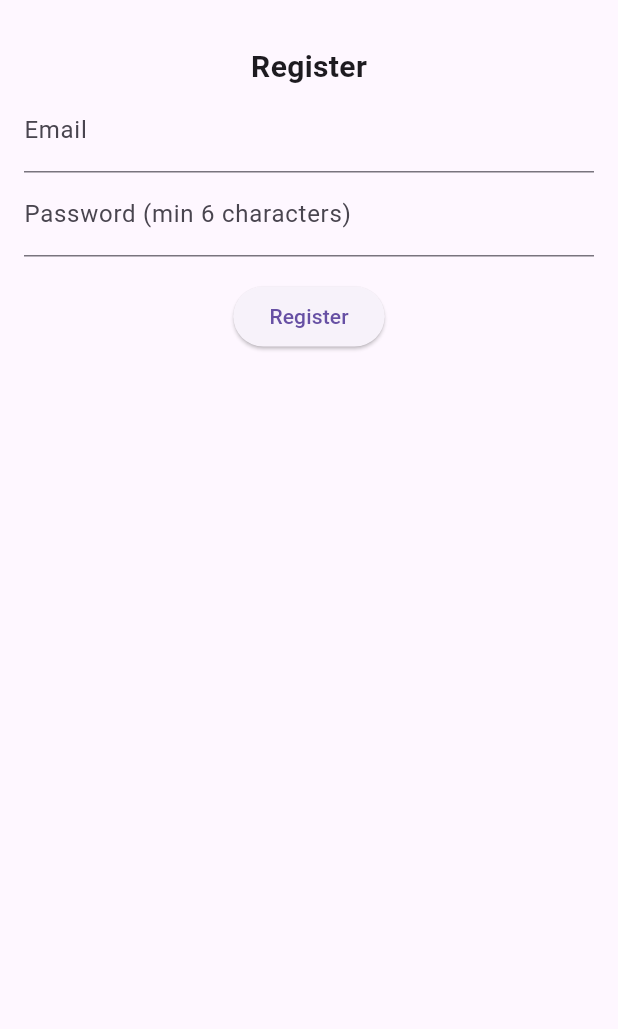
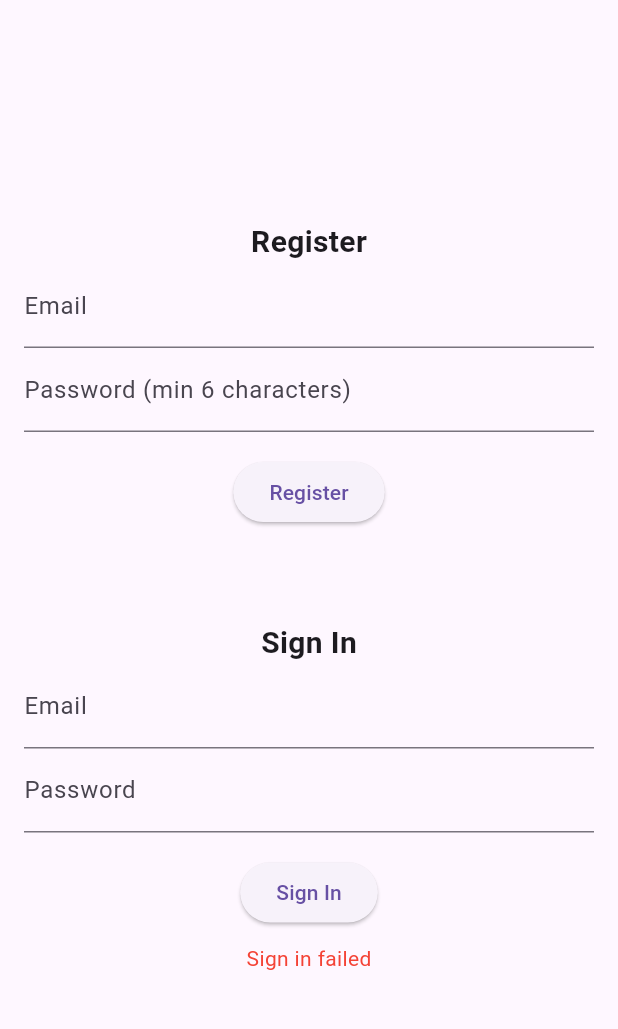
Before and after one commit to grawlings1/icw13, a Flutter app: the screen it shows after launch, on a phone screen of 412 x 824 dp, the part 63-1092 px from its top. Run offline on Flutter 3.47's test engine with Material 3 defaults, Android fonts, the phone set to English and light mode, and no system bars; our stand-ins replace firebase_auth, firebase_core; accounts and stored records are empty; generated files the repository leaves out were written again.

Commit message:
sign in feature

```diff
--- a/lib/main.dart
+++ b/lib/main.dart
@@ -23,18 +23,34 @@
   }
 }
 
-class MyHomePage extends StatelessWidget {
+class MyHomePage extends StatefulWidget {
   final String title;
   const MyHomePage({Key? key, required this.title}) : super(key: key);
+
+  @override
+  _MyHomePageState createState() => _MyHomePageState();
+}
+
+class _MyHomePageState extends State<MyHomePage> {
+  final FirebaseAuth _auth = FirebaseAuth.instance;
 
   @override
   Widget build(BuildContext context) {
     return Scaffold(
       appBar: AppBar(
-        title: Text(title),
+        title: Text(widget.title),
       ),
       body: Center(
-        child: RegisterEmailSection(auth: FirebaseAuth.instance),
+        child: SingleChildScrollView(
+          child: Column(
+            mainAxisAlignment: MainAxisAlignment.center,
+            children: [
+              RegisterEmailSection(auth: _auth),
+              SizedBox(height: 20),
+              EmailPasswordForm(auth: _auth),
+            ],
+          ),
+        ),
       ),
     );
   }
@@ -135,3 +151,93 @@
     );
   }
 }
+
+class EmailPasswordForm extends StatefulWidget {
+  final FirebaseAuth auth;
+  const EmailPasswordForm({Key? key, required this.auth}) : super(key: key);
+
+  @override
+  _EmailPasswordFormState createState() => _EmailPasswordFormState();
+}
+
+class _EmailPasswordFormState extends State<EmailPasswordForm> {
+  final _formKey = GlobalKey<FormState>();
+  final TextEditingController _emailController = TextEditingController();
+  final TextEditingController _passwordController = TextEditingController();
+  bool _success = false;
+  String _userEmail = '';
+
+  void _signIn() async {
+    try {
+      await widget.auth.signInWithEmailAndPassword(
+        email: _emailController.text.trim(),
+        password: _passwordController.text.trim(),
+      );
+      setState(() {
+        _success = true;
+        _userEmail = _emailController.text.trim();
+      });
+    } on FirebaseAuthException catch (e) {
+      setState(() {
+        _success = false;
+      });
+      ScaffoldMessenger.of(context).showSnackBar(
+        SnackBar(content: Text('Sign in failed: ${e.message}')),
+      );
+      print('Sign in error: ${e.code} - ${e.message}');
+    }
+  }
+
+  @override
+  Widget build(BuildContext context) {
+    return Form(
+      key: _formKey,
+      child: Padding(
+        padding: EdgeInsets.all(16.0),
+        child: Column(
+          children: [
+            Text(
+              'Sign In',
+              style: TextStyle(fontSize: 20, fontWeight: FontWeight.bold),
+            ),
+            TextFormField(
+              controller: _emailController,
+              decoration: InputDecoration(labelText: 'Email'),
+              validator: (value) {
+                if (value == null || value.isEmpty)
+                  return 'Please enter an email';
+                if (!value.contains('@'))
+                  return 'Enter a valid email';
+                return null;
+              },
+            ),
+            TextFormField(
+              controller: _passwordController,
+              decoration: InputDecoration(labelText: 'Password'),
+              obscureText: true,
+              validator: (value) {
+                if (value == null || value.isEmpty)
+                  return 'Please enter a password';
+                return null;
+              },
+            ),
+            SizedBox(height: 16),
+            ElevatedButton(
+              onPressed: () {
+                if (_formKey.currentState!.validate()) {
+                  _signIn();
+                }
+              },
+              child: Text('Sign In'),
+            ),
+            SizedBox(height: 10),
+            Text(
+              _success ? 'Signed in as $_userEmail' : 'Sign in failed',
+              style: TextStyle(color: _success ? Colors.green : Colors.red),
+            )
+          ],
+        ),
+      ),
+    );
+  }
+}
```
